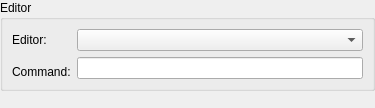
KDE/okular, file conf/dlgeditorbase.ui: the form before one commit.
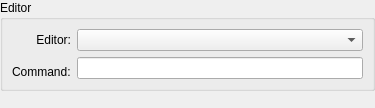
The form after the commit.

Commit message: Set buddy and alignment for some QLabels in configuration dialogs

Patch:
```diff
--- a/conf/dlgeditorbase.ui
+++ b/conf/dlgeditorbase.ui
@@ -24,6 +24,12 @@
         <property name="text" >
          <string>Editor:</string>
         </property>
+        <property name="alignment">
+         <set>Qt::AlignRight|Qt::AlignTrailing|Qt::AlignVCenter</set>
+        </property>
+        <property name="buddy" >
+         <cstring>kcfg_ExternalEditor</cstring>
+        </property>
        </widget>
       </item>
       <item row="0" column="1" >
```
The commit also changes 2 other files.
